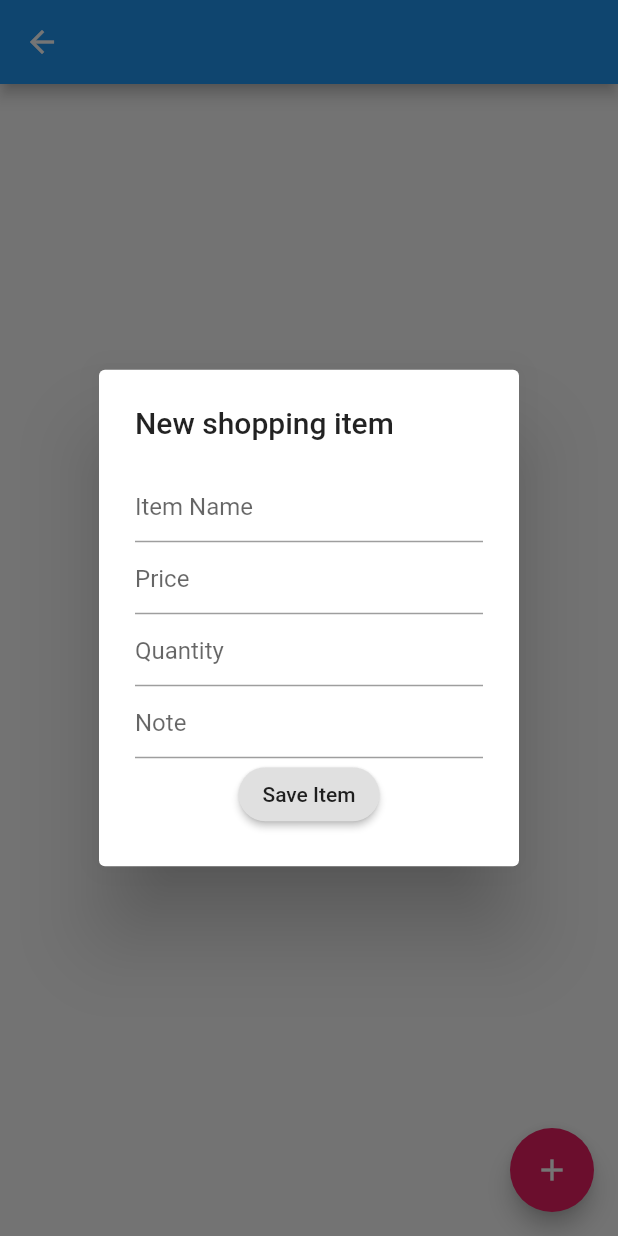
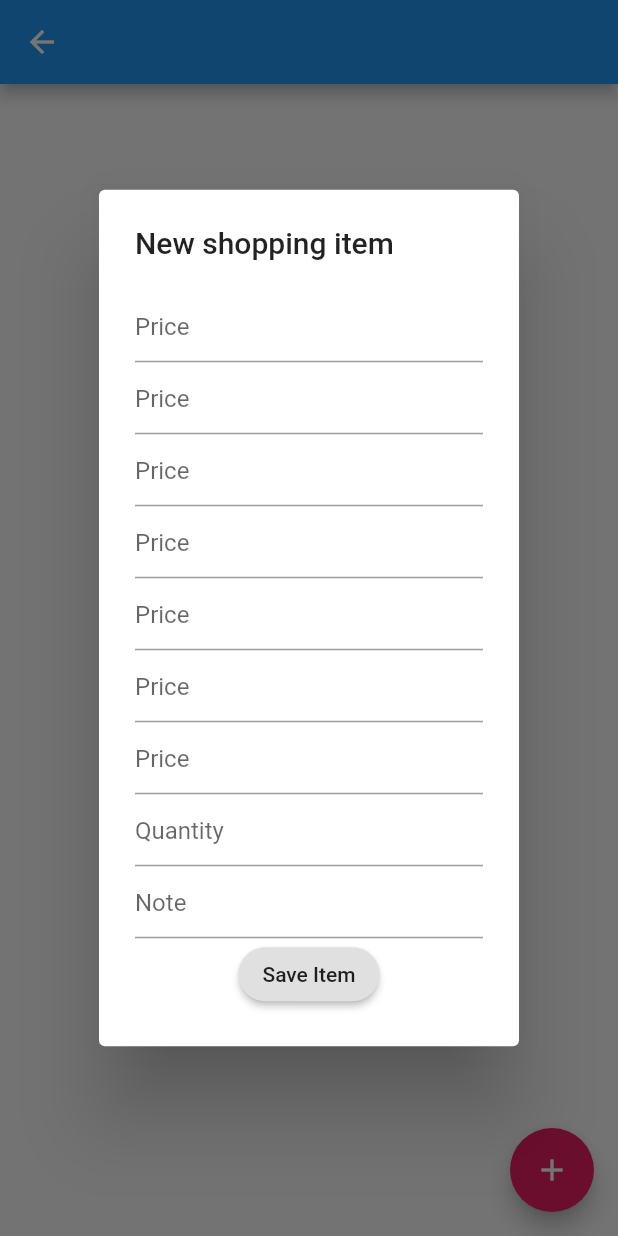
Before and after one commit to tawatchai7034/OneToMany_SQFlite, a Flutter app: the ItemsScreen screen opened directly with empty values, after a tap on the "add" icon, on a phone screen of 412 x 824 dp. Run offline on Flutter 3.47's test engine with Material 2 defaults, Android fonts, the phone set to English and light mode, and no system bars; our stand-ins replace sqflite; accounts and stored records are empty.

Commit message:
increate seven complement

```diff
--- a/lib/models/list_items.dart
+++ b/lib/models/list_items.dart
@@ -1,21 +1,44 @@
 class ListItem {
   int id;
   int idList;
-  String name;
-  double price;
+  double bodyLenght;
+  double heartGirth;
+  double hearLenghtSide;
+  double hearLenghtRear;
+  double hearLenghtTop;
+  double pixelReference;
+  double distanceReference;
   String date;
   String quantity;
   String note;
 
-  ListItem(this.id, this.idList, this.name, this.price,this.date,this.quantity, this.note);
+  ListItem(
+    this.id,
+    this.idList,
+    this.bodyLenght,
+    this.heartGirth,
+    this.hearLenghtSide,
+    this.hearLenghtRear,
+    this.hearLenghtTop,
+    this.pixelReference,
+    this.distanceReference,
+    this.date,
+    this.quantity,
+    this.note,
+  );
 
   Map<String, dynamic> toMap() {
     return {
       'id': (id == 0) ? null : id,
       'idList': idList,
-      'name': name,
-      'date':date,
-      'price': price,
+      'bodyLenght': bodyLenght,
+      'heartGirth': heartGirth,
+      'hearLenghtSide': hearLenghtSide,
+      'hearLenghtRear': hearLenghtRear,
+      'hearLenghtTop': hearLenghtTop,
+      'pixelReference': pixelReference,
+      'distanceReference': distanceReference,
+      'date': date,
       'quantity': quantity,
       'note': note
     };
--- a/lib/ui/items_screen.dart
+++ b/lib/ui/items_screen.dart
@@ -39,9 +39,9 @@ class _ItemsScreenState extends State<ItemsScreen> {
             itemCount: (items != null) ? items.length : 0,
             itemBuilder: (BuildContext context, int index) {
               return Dismissible(
-                key: Key(items[index].name),
+                key: Key(items[index].date),
                 onDismissed: (direction) {
-                  String strName = items[index].name;
+                  String strName = items[index].date;
                   helper.deleteItem(items[index]);
                   setState(() {
                     items.removeAt(index);
@@ -50,10 +50,10 @@ class _ItemsScreenState extends State<ItemsScreen> {
                       SnackBar(content: Text("Item $strName deleted")));
                 },
                 child: ListTile(
-                  title: Text(items[index].name),
+                  title: Text(items[index].date),
                   subtitle: Text(
                       'Quantity: ${items[index].quantity} - Note:  ${items[index]
-                          .note}\nprice: ${items[index].price}\nDate: ${items[index].date}'),
+                          .note}'),
                   onTap: () {},
                   trailing: IconButton(
                     icon: Icon(Icons.edit),
@@ -73,7 +73,7 @@ class _ItemsScreenState extends State<ItemsScreen> {
               context: context,
               builder: (BuildContext context) =>
                   dialog.buildAlert(
-                      context, ListItem(0, this.shoppingList.id, "",0,DateTime.now().toIso8601String(), "", ""),
+                      context, ListItem(0, this.shoppingList.id,0,0,0,0,0,0,0,DateTime.now().toIso8601String(), "", ""),
                       true),
             );
           },
--- a/lib/ui/list_item_dialog.dart
+++ b/lib/ui/list_item_dialog.dart
@@ -4,8 +4,13 @@ import '../models/list_items.dart';
 import '../util/dbhelper.dart';
 
 class ListItemDialog {
-  final txtName = TextEditingController();
-  final txtPrice = TextEditingController();
+  final txtBodyLenght = TextEditingController();
+  final txtHeartGirth = TextEditingController();
+  final txtHearLenghtSide = TextEditingController();
+  final txtHearLenghtRear = TextEditingController();
+  final txtHearLenghtTop = TextEditingController();
+  final txtPixelReference = TextEditingController();
+  final txtDistanceReference = TextEditingController();
   final txtQuantity = TextEditingController();
   final txtNote = TextEditingController();
 
@@ -14,8 +19,13 @@ class ListItemDialog {
     DbHelper helper = DbHelper();
     helper.openDb();
     if (!isNew) {
-      txtName.text = item.name;
-      txtPrice.text = item.price.toString();
+      txtBodyLenght.text = item.bodyLenght.toString();
+      txtHeartGirth.text = item.heartGirth.toString();
+      txtHearLenghtSide.text = item.hearLenghtSide.toString();
+      txtHearLenghtRear.text = item.hearLenghtRear.toString();
+      txtHearLenghtTop.text = item.hearLenghtTop.toString();
+      txtPixelReference.text = item.pixelReference.toString();
+      txtDistanceReference.text = item.distanceReference.toString();
       txtQuantity.text = item.quantity;
       txtNote.text = item.note;
     }
@@ -25,10 +35,31 @@ class ListItemDialog {
         child: Column(
           children: <Widget>[
             TextField(
-                controller: txtName,
-                decoration: InputDecoration(hintText: 'Item Name')),
+                controller: txtBodyLenght,
+                keyboardType: TextInputType.number,
+                decoration: InputDecoration(hintText: 'Price')),
             TextField(
-                controller: txtPrice,
+                controller: txtHeartGirth,
+                keyboardType: TextInputType.number,
+                decoration: InputDecoration(hintText: 'Price')),
+            TextField(
+                controller: txtHearLenghtSide,
+                keyboardType: TextInputType.number,
+                decoration: InputDecoration(hintText: 'Price')),
+            TextField(
+                controller: txtHearLenghtRear,
+                keyboardType: TextInputType.number,
+                decoration: InputDecoration(hintText: 'Price')),
+            TextField(
+                controller: txtHearLenghtTop,
+                keyboardType: TextInputType.number,
+                decoration: InputDecoration(hintText: 'Price')),
+            TextField(
+                controller: txtPixelReference,
+                keyboardType: TextInputType.number,
+                decoration: InputDecoration(hintText: 'Price')),
+            TextField(
+                controller: txtDistanceReference,
                 keyboardType: TextInputType.number,
                 decoration: InputDecoration(hintText: 'Price')),
             TextField(
@@ -42,8 +73,13 @@ class ListItemDialog {
             RaisedButton(
                 child: Text('Save Item'),
                 onPressed: () {
-                  item.name = txtName.text;
-                  item.price = double.parse(txtPrice.text);
+                  item.bodyLenght = double.parse(txtBodyLenght.text);
+                  item.heartGirth = double.parse(txtHeartGirth.text);
+                  item.hearLenghtSide = double.parse(txtHearLenghtSide.text);
+                  item.hearLenghtRear = double.parse(txtHearLenghtRear.text);
+                  item.hearLenghtTop = double.parse(txtHearLenghtTop.text);
+                  item.pixelReference = double.parse(txtPixelReference.text);
+                  item.distanceReference = double.parse(txtDistanceReference.text);
                   item.date = DateTime.now().toIso8601String();
                   item.quantity = txtQuantity.text;
                   item.note = txtNote.text;
--- a/lib/util/dbhelper.dart
+++ b/lib/util/dbhelper.dart
@@ -34,7 +34,7 @@ class DbHelper {
             database.execute(
                 'CREATE TABLE lists(id INTEGER PRIMARY KEY, name TEXT, gender TEXT, species TEXT)');
             database.execute(
-                'CREATE TABLE items(id INTEGER PRIMARY KEY, idList INTEGER, name TEXT, price REAL,date TEXT, quantity TEXT, note TEXT, ' +
+                'CREATE TABLE items(id INTEGER PRIMARY KEY, idList INTEGER,bodyLenght REAL,heartGirth REAL,hearLenghtSide REAL,hearLenghtRear REAL,hearLenghtTop REAL,pixelReference REAL,distanceReference REAL,date TEXT, quantity TEXT, note TEXT, ' +
                     'FOREIGN KEY(idList) REFERENCES lists(id))');
           }, version: version);
     }
@@ -78,8 +78,13 @@ class DbHelper {
       return ListItem(
         maps[i]['id'],
         maps[i]['idList'],
-        maps[i]['name'],
-        maps[i]['price'],
+        maps[i]['bodyLenght'],
+        maps[i]['heartGirth'],
+        maps[i]['hearLenghtSide'],
+        maps[i]['hearLenghtRear'],
+        maps[i]['hearLenghtTop'],
+        maps[i]['pixelReference'],
+        maps[i]['distanceReference'],
         maps[i]['date'],
         maps[i]['quantity'],
         maps[i]['note'],
```
